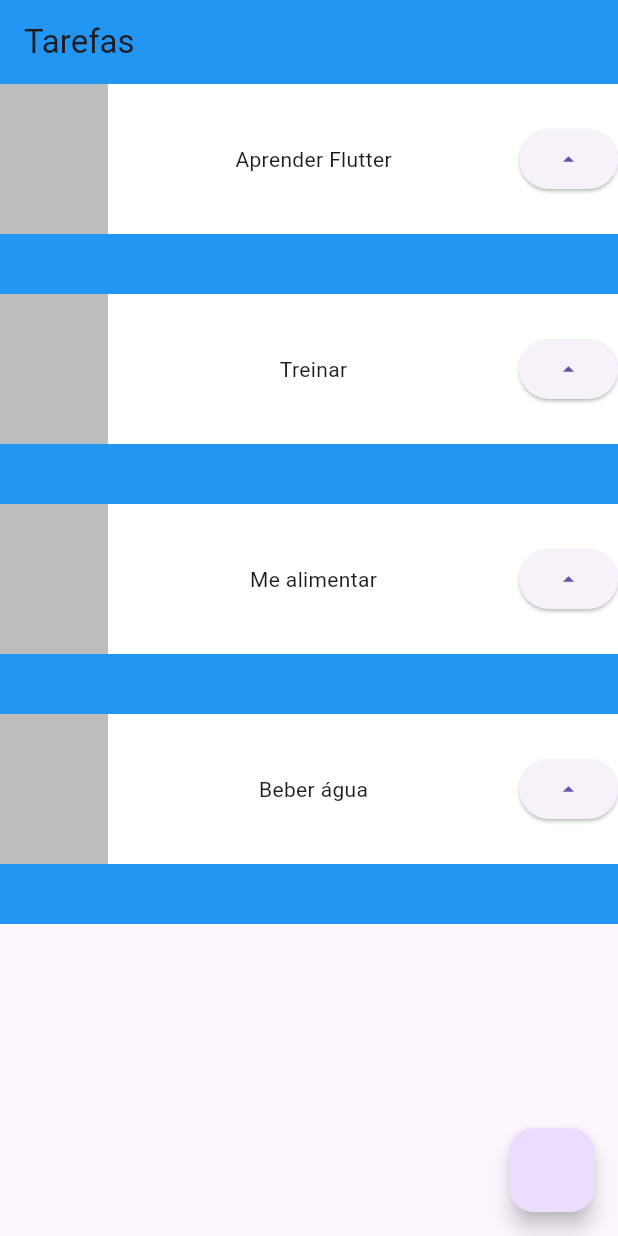
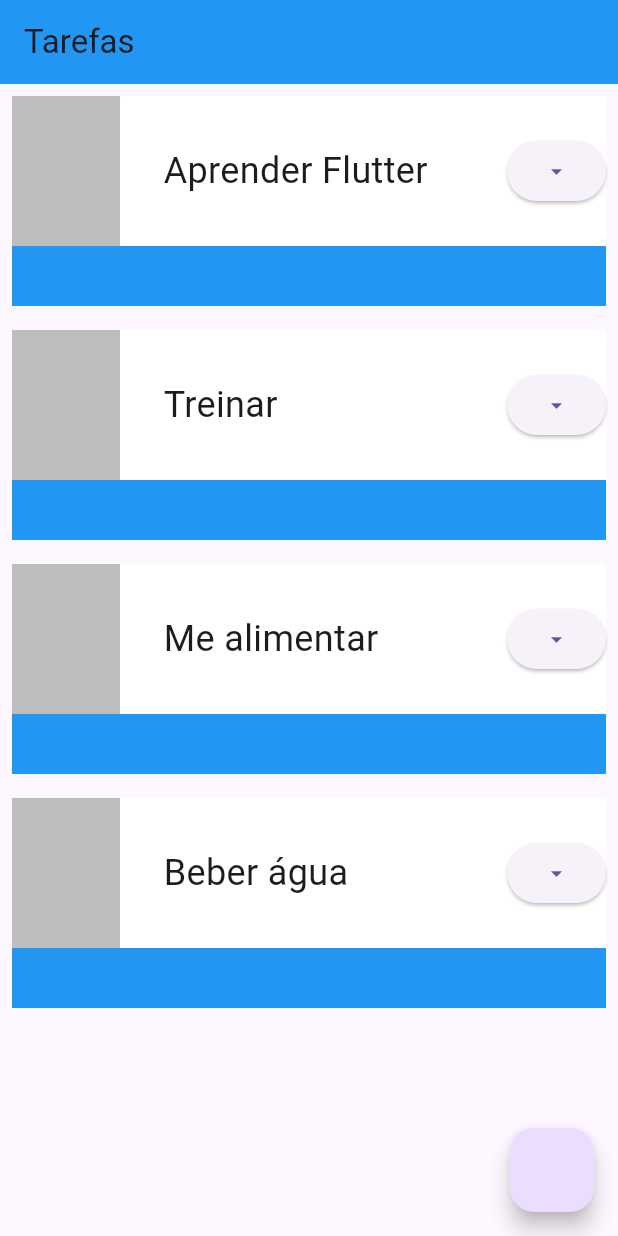
Before and after one commit to GuilhermeTantulli/Mobile-Development, a Flutter app: the screen it shows after launch, on a phone screen of 412 x 824 dp. Run offline on Flutter 3.47's test engine with Material 3 defaults, Android fonts, the phone set to English and light mode, and no system bars.

Commit message:
Implemented: Listview Padding & Overflow Protection for Text Lenght problems

```diff
--- a/aula_2_scaffold/lib/main.dart
+++ b/aula_2_scaffold/lib/main.dart
@@ -10,15 +10,13 @@
   @override
   Widget build(BuildContext context) {
     return MaterialApp(
-      theme: ThemeData(
-        primarySwatch: Colors.blue
-        ),
+      theme: ThemeData(primarySwatch: Colors.blue),
       home: Scaffold(
         appBar: AppBar(
           title: Text('Tarefas'),
           backgroundColor: Colors.blue,
         ),
-        body: Column(
+        body: ListView(
           children: [
             Task('Aprender Flutter'),
             Task('Treinar'),
@@ -27,7 +25,6 @@
           ],
         ),
         floatingActionButton: FloatingActionButton(onPressed: () {}),
-
       ),
     );
   }
@@ -39,7 +36,9 @@
 
   @override
   Widget build(BuildContext context) {
-    return Container(
+    return Padding(
+      padding: const EdgeInsets.all(8.0),
+      child: Container(
         child: Stack(
           children: [
             Container(
@@ -57,13 +56,20 @@
                     width: 72,
                     height: 100,
                   ),
-                    Text(
+                  Container(
+                    width: 200,
+                    child: Text(
                       nome,
+                      style: TextStyle(
+                        fontSize: 24,
+                        overflow: TextOverflow.ellipsis,
+                      ),
+                    ),
                   ),
                   ElevatedButton(
                     onPressed: () {},
                     child: Icon(
-                        Icons.arrow_drop_up,
+                      Icons.arrow_drop_down,
                     ),
                   ),
                 ],
@@ -71,6 +77,7 @@
             )
           ],
         ),
+      ),
     );
   }
 }
```
Lines whose indentation alone changed are shown as unchanged.
